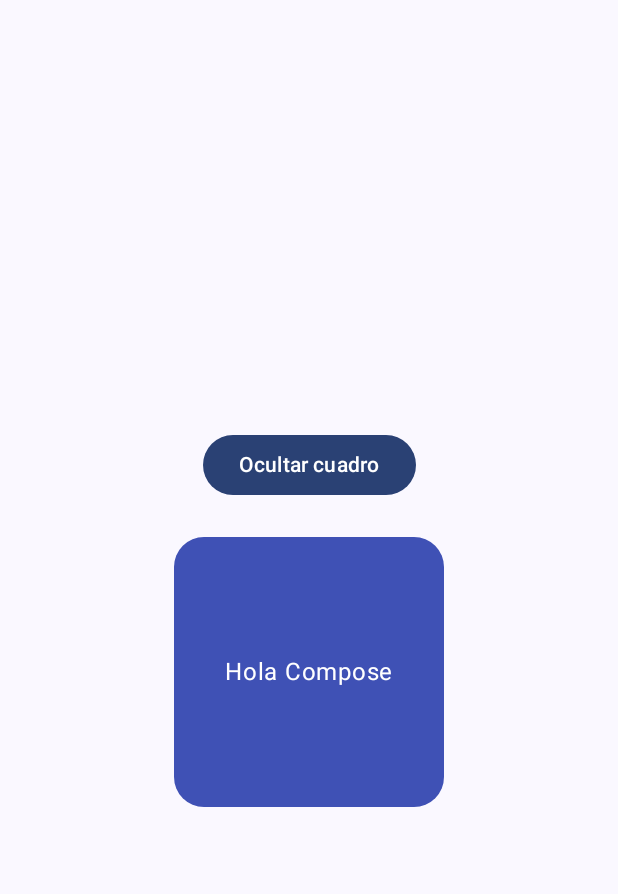
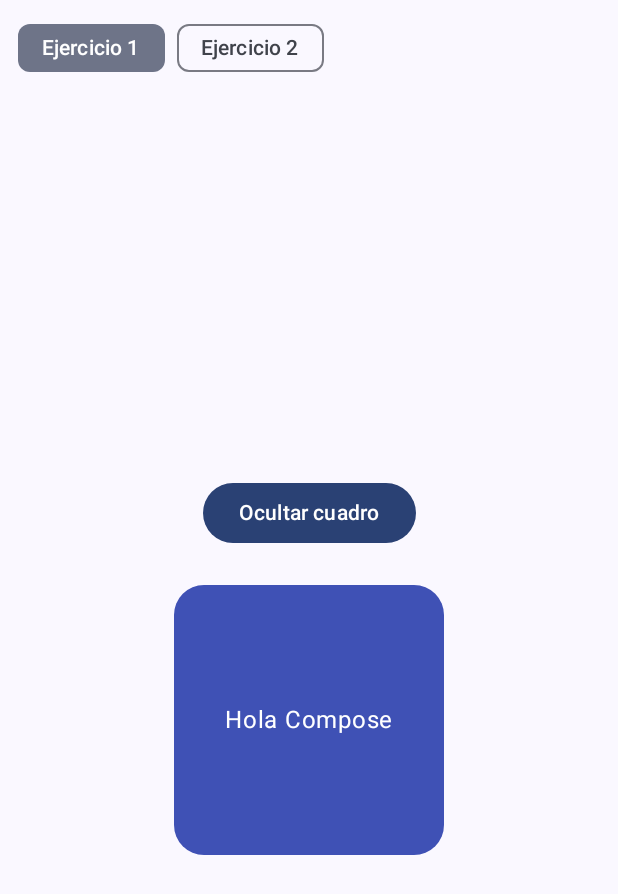
Before and after one commit to David-Quispe/lab13-animaciones, an Android app built with Jetpack Compose: the screen it shows after launch (MainActivity), on a phone screen of 412 x 824 dp. Shown: the top 894 px of the screen. Run offline under Robolectric (Android 15) with nearby library versions, the phone set to English and light mode, and no system bars.

Commit message:
feat: chips para navegar entre ejercicios en MainActivity

```diff
--- a/app/src/main/java/com/example/lab13_animaciones/MainActivity.kt
+++ b/app/src/main/java/com/example/lab13_animaciones/MainActivity.kt
@@ -4,10 +4,21 @@ import android.os.Bundle
 import androidx.activity.ComponentActivity
 import androidx.activity.compose.setContent
 import androidx.activity.enableEdgeToEdge
+import androidx.compose.foundation.horizontalScroll
+import androidx.compose.foundation.layout.Column
+import androidx.compose.foundation.layout.Row
 import androidx.compose.foundation.layout.fillMaxSize
 import androidx.compose.foundation.layout.padding
+import androidx.compose.foundation.rememberScrollState
+import androidx.compose.material3.FilterChip
 import androidx.compose.material3.Scaffold
+import androidx.compose.material3.Text
+import androidx.compose.runtime.getValue
+import androidx.compose.runtime.mutableIntStateOf
+import androidx.compose.runtime.remember
+import androidx.compose.runtime.setValue
 import androidx.compose.ui.Modifier
+import androidx.compose.ui.unit.dp
 import com.example.lab13_animaciones.ui.theme.Lab13animacionesTheme
 
 class MainActivity : ComponentActivity() {
@@ -17,7 +28,30 @@ class MainActivity : ComponentActivity() {
         setContent {
             Lab13animacionesTheme {
                 Scaffold(modifier = Modifier.fillMaxSize()) { innerPadding ->
-                    Ejercicio1Screen(modifier = Modifier.padding(innerPadding))
+                    var seleccionado by remember { mutableIntStateOf(0) }
+                    val titulos = listOf("Ejercicio 1", "Ejercicio 2")
+
+                    Column(modifier = Modifier.padding(innerPadding)) {
+                        Row(
+                            modifier = Modifier
+                                .horizontalScroll(rememberScrollState())
+                                .padding(horizontal = 12.dp, vertical = 8.dp)
+                        ) {
+                            titulos.forEachIndexed { i, titulo ->
+                                FilterChip(
+                                    selected = seleccionado == i,
+                                    onClick = { seleccionado = i },
+                                    label = { Text(titulo) },
+                                    modifier = Modifier.padding(end = 8.dp)
+                                )
+                            }
+                        }
+
+                        when (seleccionado) {
+                            0 -> Ejercicio1Screen()
+                            1 -> Ejercicio2Screen()
+                        }
+                    }
                 }
             }
         }
```
